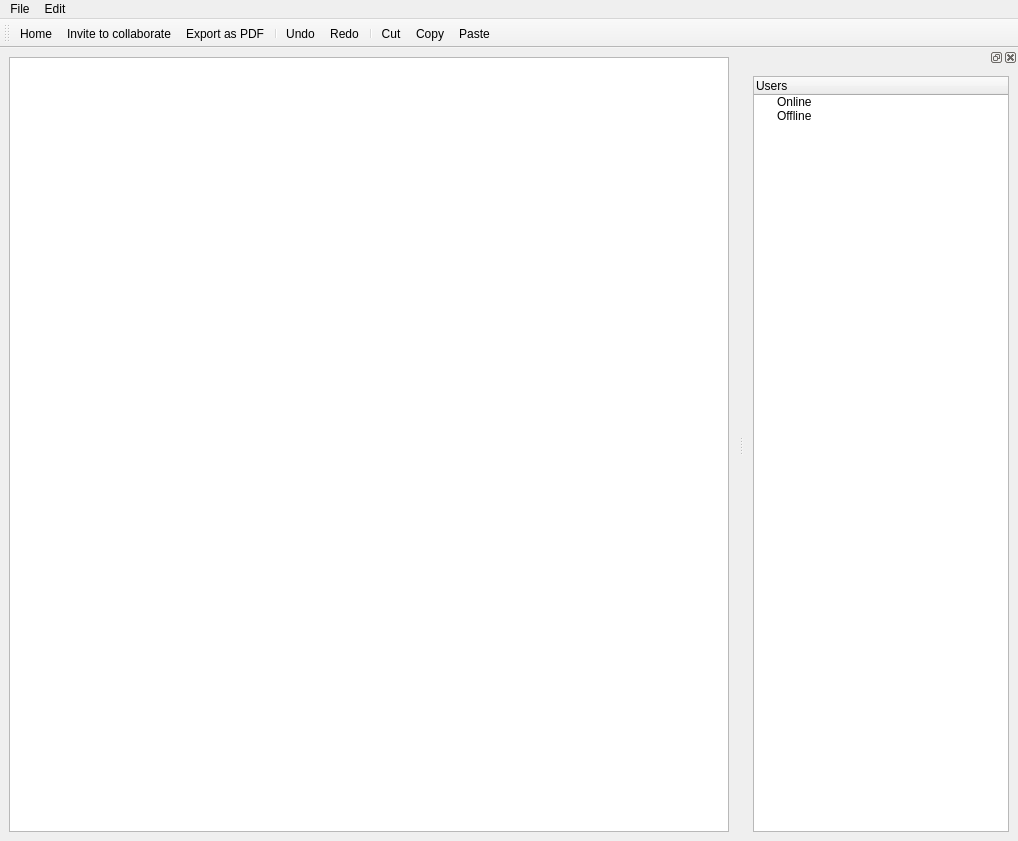
franco-ruggeri/write-together, file src/client_new/ui/editor.ui: the form before one commit.
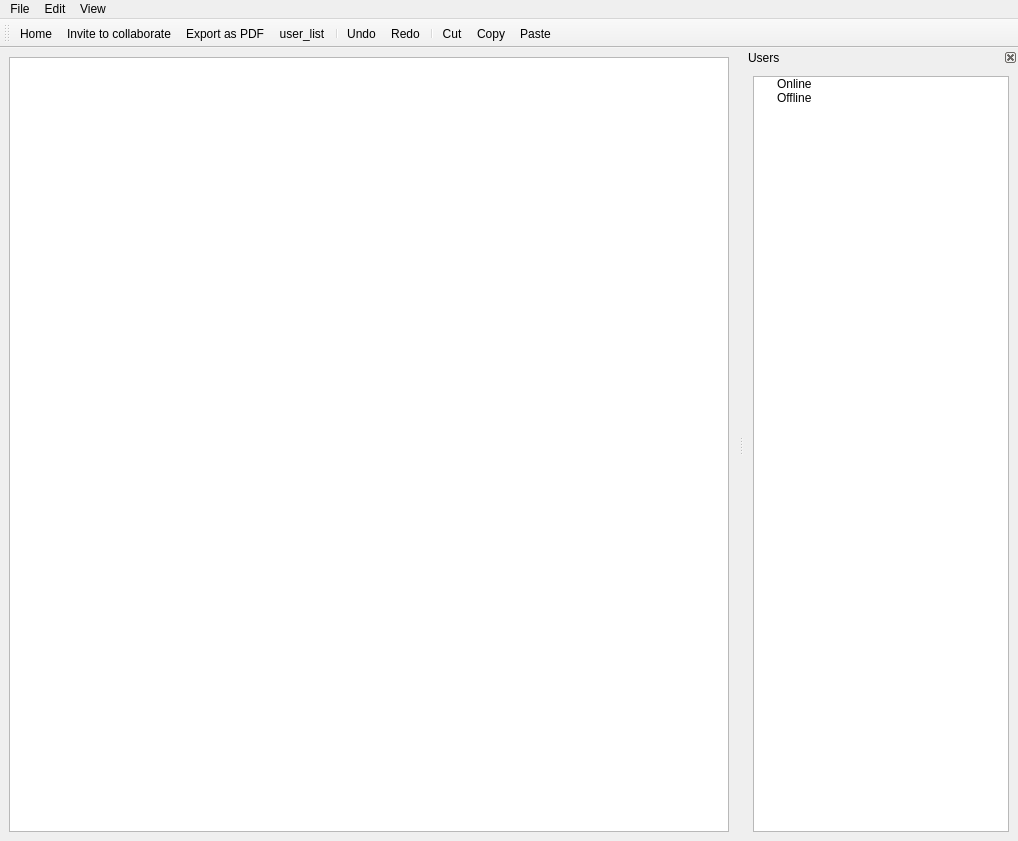
The form after the commit. Icons and pictures are not drawn.

Commit message: integrate and refactor: user counts in editor

The edit to the form file:
```diff
--- a/src/client_new/ui/editor.ui
+++ b/src/client_new/ui/editor.ui
@@ -13,6 +13,11 @@
   <property name="windowTitle">
    <string>Editor</string>
   </property>
+  <property name="styleSheet">
+   <string notr="true">QMenuBar,QDockWidget {
+	font-family: &quot;Roboto Light&quot;;
+}</string>
+  </property>
   <widget class="QWidget" name="centralwidget">
    <layout class="QGridLayout" name="gridLayout_2">
     <item row="0" column="0">
@@ -26,7 +31,7 @@
      <x>0</x>
      <y>0</y>
      <width>1018</width>
-     <height>22</height>
+     <height>23</height>
     </rect>
    </property>
    <widget class="QMenu" name="menu_file">
@@ -56,8 +61,15 @@
     <addaction name="action_copy"/>
     <addaction name="action_paste"/>
    </widget>
+   <widget class="QMenu" name="menuView">
+    <property name="title">
+     <string>View</string>
+    </property>
+    <addaction name="action_user_list"/>
+   </widget>
    <addaction name="menu_file"/>
    <addaction name="menu_edit"/>
+   <addaction name="menuView"/>
   </widget>
   <widget class="QToolBar" name="toolbar">
    <property name="windowTitle">
@@ -72,6 +84,7 @@
    <addaction name="action_home"/>
    <addaction name="action_invite"/>
    <addaction name="action_export_pdf"/>
+   <addaction name="action_user_list"/>
    <addaction name="separator"/>
    <addaction name="action_undo"/>
    <addaction name="action_redo"/>
@@ -81,11 +94,17 @@
    <addaction name="action_paste"/>
   </widget>
   <widget class="QDockWidget" name="dock_users">
+   <property name="styleSheet">
+    <string notr="true"/>
+   </property>
+   <property name="features">
+    <set>QDockWidget::DockWidgetClosable|QDockWidget::DockWidgetMovable</set>
+   </property>
    <property name="allowedAreas">
     <set>Qt::LeftDockWidgetArea|Qt::RightDockWidgetArea</set>
    </property>
    <property name="windowTitle">
-    <string/>
+    <string>Users</string>
    </property>
    <attribute name="dockWidgetArea">
     <number>2</number>
@@ -104,7 +123,7 @@
         <enum>QAbstractItemView::SelectItems</enum>
        </property>
        <attribute name="headerVisible">
-        <bool>true</bool>
+        <bool>false</bool>
        </attribute>
        <column>
         <property name="text">
@@ -284,6 +303,21 @@
     <string>Home</string>
    </property>
   </action>
+  <action name="action_user_list">
+   <property name="checkable">
+    <bool>true</bool>
+   </property>
+   <property name="icon">
+    <iconset resource="resource.qrc">
+     <normaloff>:/images/editor/online.png</normaloff>:/images/editor/online.png</iconset>
+   </property>
+   <property name="text">
+    <string>user_list</string>
+   </property>
+   <property name="shortcut">
+    <string>Ctrl+U</string>
+   </property>
+  </action>
  </widget>
  <resources>
   <include location="resource.qrc"/>
```
The commit also changes 1 other file.
